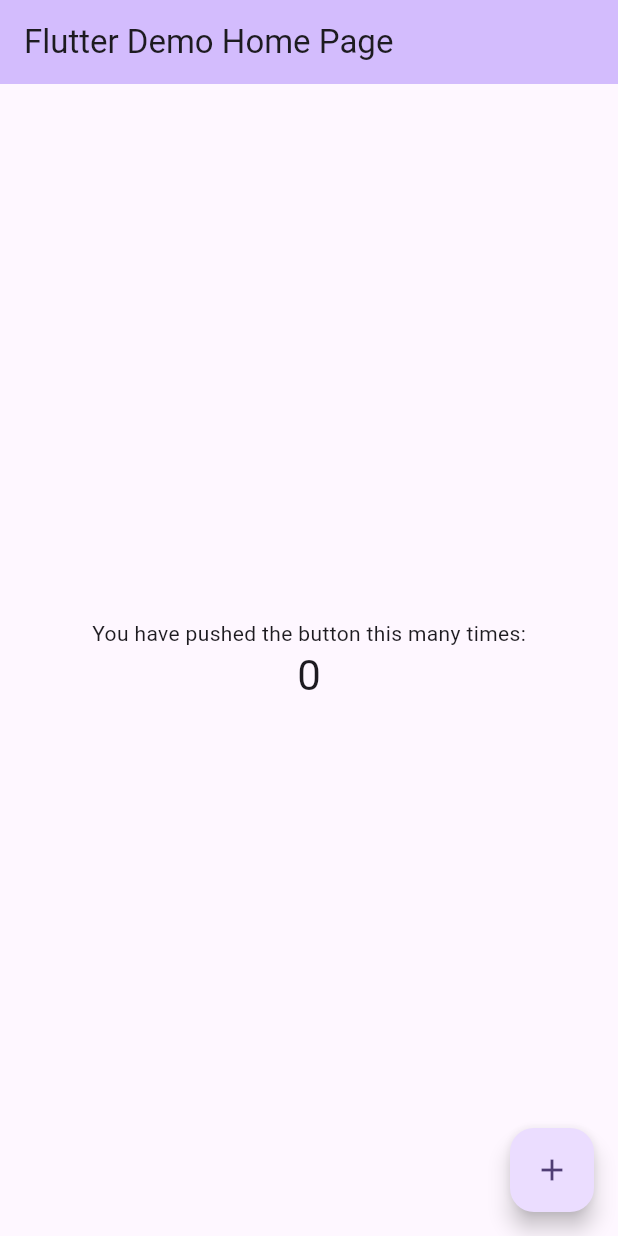
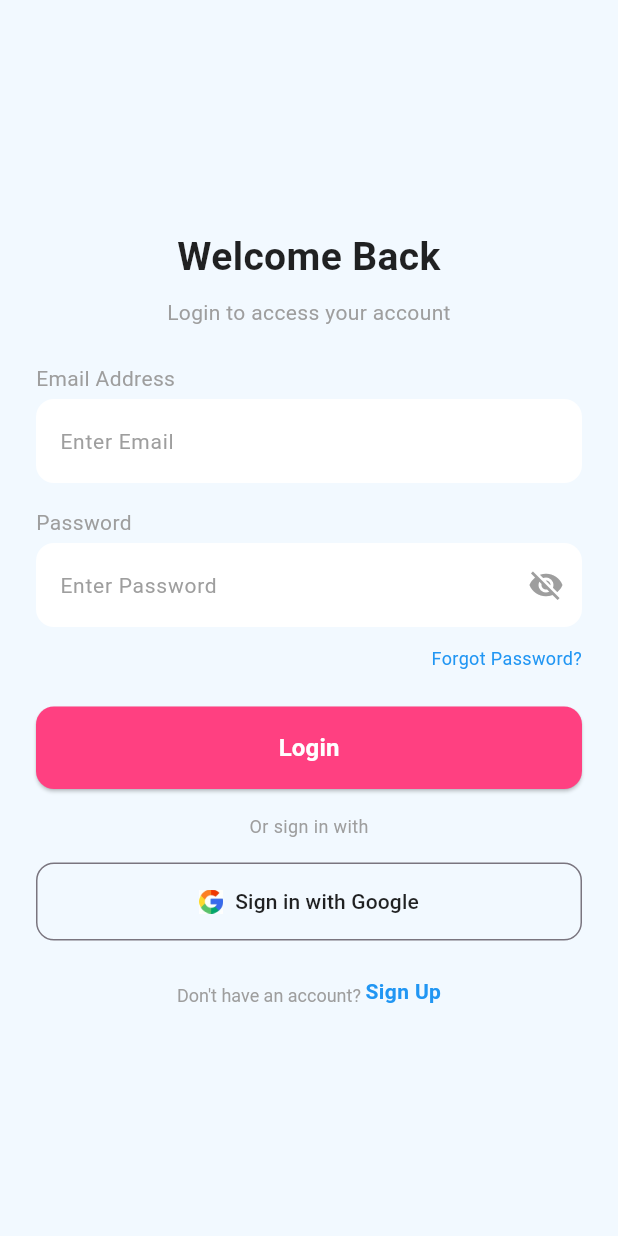
Before and after one commit to disrizka/secondbase, a Flutter app: the screen it shows after launch, on a phone screen of 412 x 824 dp. Run offline on Flutter 3.47's test engine with Material 3 defaults, Android fonts, the phone set to English and light mode, and no system bars; our stand-ins replace firebase_auth, firebase_core, fluttertoast; accounts and stored records are empty; Roboto replaces fonts that are missing (Poppins).

Commit message:
succes first

```diff
--- a/lib/main.dart
+++ b/lib/main.dart
@@ -1,6 +1,7 @@
 import 'package:firebase_core/firebase_core.dart';
 import 'package:flutter/material.dart';
 import 'package:secondbase/firebase_options.dart';
+import 'package:secondbase/pages/login/login.dart';
 
 void main() async {
   WidgetsFlutterBinding.ensureInitialized();
@@ -34,7 +35,7 @@ class MyApp extends StatelessWidget {
         // tested with just a hot reload.
         colorScheme: ColorScheme.fromSeed(seedColor: Colors.deepPurple),
       ),
-      home: const MyHomePage(title: 'Flutter Demo Home Page'),
+      home: LoginScreen(),
     );
   }
 }
--- /dev/null
+++ b/lib/pages/login/login.dart
@@ -0,0 +1,241 @@
+import 'package:flutter/material.dart';
+import 'package:secondbase/pages/signup/signup.dart';
+
+class LoginScreen extends StatefulWidget {
+  const LoginScreen({super.key});
+
+  @override
+  State<LoginScreen> createState() => _LoginScreenState();
+}
+
+class _LoginScreenState extends State<LoginScreen> {
+  final TextEditingController _emailController = TextEditingController();
+  final TextEditingController _passwordController = TextEditingController();
+  // final TextEditingController _phoneController = TextEditingController();
+
+
+  bool _isObsecure = true;
+  bool _isActive = true;
+
+  @override
+  Widget build(BuildContext context) {
+    return Scaffold(
+      backgroundColor: Color(0xFFF2F9FF),
+      body: Center(
+        child: Padding(
+          padding: const EdgeInsets.all(24.0),
+          child: Column(
+            mainAxisAlignment: MainAxisAlignment.center,
+            crossAxisAlignment: CrossAxisAlignment.center,
+            children: [
+              Text(
+                "Welcome Back",
+                textAlign: TextAlign.center,
+                style: TextStyle(
+                  fontFamily: "Poppins",
+                  fontSize: 26,
+                  fontWeight: FontWeight.bold,
+                  color: Colors.black87,
+                ),
+              ),
+              SizedBox(height: 8),
+              Text(
+                "Login to access your account",
+                textAlign: TextAlign.center,
+                style: TextStyle(
+                  fontFamily: "Poppins",
+                  fontSize: 14,
+                  color: Colors.grey,
+                ),
+              ),
+              SizedBox(height: 24),
+              _buildTextField(
+                "Email Address",
+                _emailController,
+                "Enter Email",
+                false,
+              ),
+              // SizedBox(height: 16),
+              // _buildTextField(
+              //   "Phone Number",
+              //   _phoneController,
+              //   "Enter Phone Number",
+              //   false,
+              // ),
+              SizedBox(height: 16),
+              _buildTextField(
+                "Password",
+                _passwordController,
+                "Enter Password",
+                true,
+              ),
+              SizedBox(height: 12),
+              Align(
+                alignment: Alignment.centerRight,
+                child: Text(
+                  "Forgot Password?",
+                  style: TextStyle(
+                    color: Colors.blue,
+                    fontSize: 12,
+                    fontFamily: "Poppins",
+                  ),
+                ),
+              ),
+              SizedBox(height: 24),
+              _buildLoginButton(),
+              SizedBox(height: 16),
+              Center(
+                child: Text(
+                  "Or sign in with",
+                  style: TextStyle(
+                    fontFamily: "Poppins",
+                    fontSize: 12,
+                    color: Colors.grey,
+                  ),
+                ),
+              ),
+              SizedBox(height: 16),
+              _buildGoogleLoginButton(),
+              SizedBox(height: 24),
+              Center(
+                child: RichText(
+                  text: TextSpan(
+                    text: "Don't have an account? ",
+                    style: TextStyle(
+                      fontFamily: "Poppins",
+                      fontSize: 12,
+                      color: Colors.grey,
+                    ),
+                    children: [
+                      WidgetSpan(
+                        child: GestureDetector(
+                          onTap: () {
+                            Navigator.push(
+                              context,
+                              MaterialPageRoute(
+                                builder: (context) => SignUpScreen(),
+                              ),
+                            );
+                          },
+                          child: Text(
+                            "Sign Up",
+                            style: TextStyle(
+                              color: Colors.blue,
+                              fontWeight: FontWeight.bold,
+                              fontFamily: "Poppins",
+                            ),
+                          ),
+                        ),
+                      ),
+                    ],
+                  ),
+                ),
+              ),
+            ],
+          ),
+        ),
+      ),
+    );
+  }
+
+  Widget _buildTextField(
+    String label,
+    TextEditingController controller,
+    String hint,
+    bool isPassword,
+  ) {
+    return Column(
+      crossAxisAlignment: CrossAxisAlignment.start,
+      children: [
+        Text(label, style: TextStyle(fontSize: 14, color: Colors.grey)),
+        SizedBox(height: 4),
+        TextField(
+          controller: controller,
+          obscureText: isPassword ? _isObsecure : false,
+          decoration: InputDecoration(
+            hintText: hint,
+            hintStyle: TextStyle(fontSize: 14, color: Colors.grey),
+            filled: true,
+            fillColor: Colors.white,
+            border: OutlineInputBorder(
+              borderRadius: BorderRadius.circular(12),
+              borderSide: BorderSide.none,
+            ),
+            suffixIcon:
+                isPassword
+                    ? IconButton(
+                      icon: Icon(
+                        _isObsecure ? Icons.visibility_off : Icons.visibility,
+                        color: Colors.grey,
+                      ),
+                      onPressed: () {
+                        setState(() {
+                          _isObsecure = !_isObsecure;
+                        });
+                      },
+                    )
+                    : null,
+          ),
+        ),
+      ],
+    );
+  }
+
+  Widget _buildLoginButton() {
+    return ElevatedButton(
+      onPressed:
+          _isActive
+              ? () {
+                // Navigator.of(context).pushReplacement(
+                //   MaterialPageRoute(builder: (context) => SignUpScreen()),
+                // );
+              }
+              : null,
+      style: ElevatedButton.styleFrom(
+        backgroundColor: Colors.pinkAccent,
+        shape: RoundedRectangleBorder(borderRadius: BorderRadius.circular(12)),
+        padding: EdgeInsets.symmetric(vertical: 16),
+      ),
+      child: Center(
+        child: Text(
+          "Login",
+          style: TextStyle(
+            fontSize: 16,
+            fontWeight: FontWeight.bold,
+            color: Colors.white,
+            fontFamily: "Poppins",
+          ),
+        ),
+      ),
+    );
+  }
+
+  Widget _buildGoogleLoginButton() {
+    return OutlinedButton(
+      onPressed: () {
+        // Navigator.of(
+        //   context,
+        // ).pushReplacement(MaterialPageRoute(builder: (context) => Getscreen()));
+      },
+      style: OutlinedButton.styleFrom(
+        shape: RoundedRectangleBorder(borderRadius: BorderRadius.circular(12)),
+        padding: EdgeInsets.symmetric(vertical: 16),
+      ),
+      child: Row(
+        mainAxisAlignment: MainAxisAlignment.center,
+        children: [
+          Image.asset("assets/google.jpeg", height: 16),
+          SizedBox(width: 8),
+          Text(
+            "Sign in with Google",
+            style: TextStyle(
+              fontSize: 14,
+              color: Colors.black87,
+              fontFamily: "Poppins",
+            ),
+          ),
+        ],
+      ),
+    );
+  }
+}
--- /dev/null
+++ b/lib/services/auth_service.dart
@@ -0,0 +1,41 @@
+import 'package:firebase_auth/firebase_auth.dart';
+import 'package:flutter/material.dart';
+import 'package:fluttertoast/fluttertoast.dart';
+
+class AuthService {
+  Future<void> signup({
+    required String email,
+    required String password,
+    required BuildContext context,
+  }) async {
+    try {
+      await FirebaseAuth.instance.createUserWithEmailAndPassword(
+        email: email,
+        password: password,
+      );
+
+      // await Future.delayed(const Duration(seconds: 1));
+      // Navigator.pushReplacement(
+      //   context,
+      //   MaterialPageRoute(
+      //     builder: (BuildContext context) => const Home()
+      //   )
+      // );
+    } on FirebaseAuthException catch (e) {
+      String message = '';
+      if (e.code == 'weak-password') {
+        message = 'The password provided is too weak.';
+      } else if (e.code == 'email-already-in-use') {
+        message = 'An account already exists with that email.';
+      }
+      Fluttertoast.showToast(
+        msg: message,
+        toastLength: Toast.LENGTH_LONG,
+        gravity: ToastGravity.SNACKBAR,
+        backgroundColor: Colors.black54,
+        textColor: Colors.white,
+        fontSize: 14.0,
+      );
+    } catch (e) {}
+  }
+}
--- /dev/null
+++ b/lib/utils/app_color.dart
@@ -0,0 +1,6 @@
+import 'package:flutter/material.dart';
+
+class AppColor {
+  static const Color primaryColor = Color.fromARGB(255, 212, 63, 113);
+  static const Color secondaryColor = Color.fromARGB(255, 207, 87, 87);
+}
--- a/pubspec.yaml
+++ b/pubspec.yaml
@@ -36,6 +36,7 @@ dependencies:
   cupertino_icons: ^1.0.8
   firebase_core: ^3.12.1
   firebase_auth: ^5.5.1
+  fluttertoast: ^8.2.12
 
 dev_dependencies:
   flutter_test:
@@ -60,8 +61,9 @@ flutter:
   uses-material-design: true
 
   # To add assets to your application, add an assets section, like this:
-  # assets:
-  #   - images/a_dot_burr.jpeg
+  assets:
+    - assets/
+    - assets/google.jpeg
   #   - images/a_dot_ham.jpeg
 
   # An image asset can refer to one or more resolution-specific "variants", see
```
Also changed, not shown: lib/pages/signup/signup.dart (added, +235 -0 lines), assets/google.jpeg (added), pubspec.lock, 2 other files.
